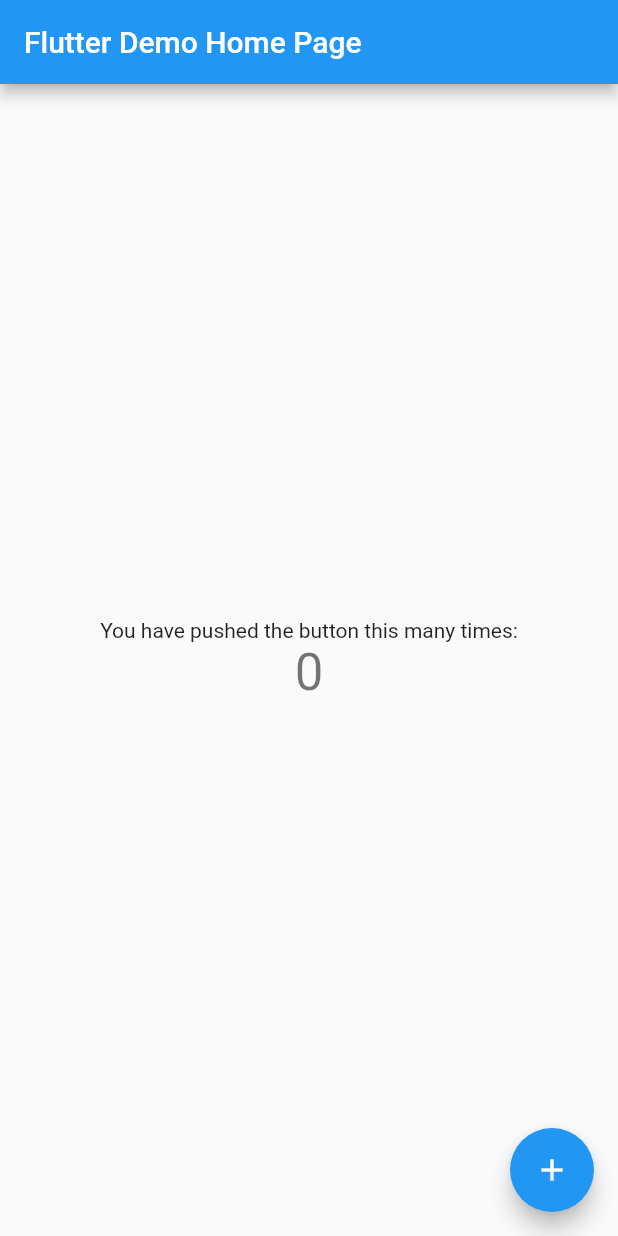
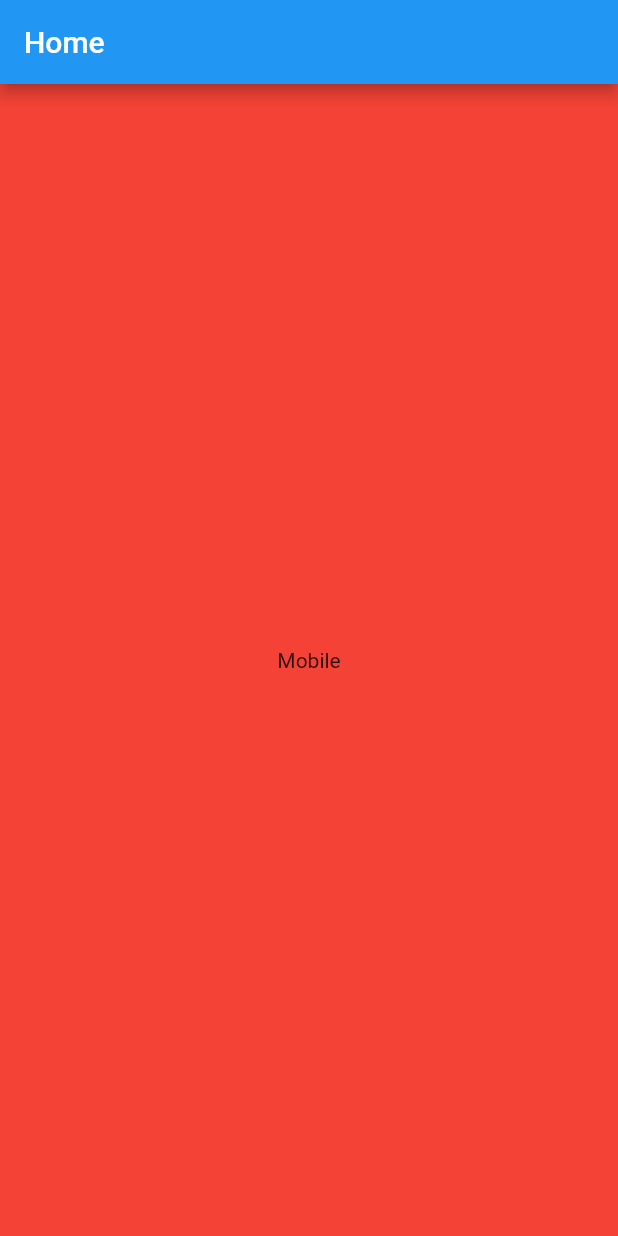
Before and after one commit to tulip36/food_delivery, a Flutter app: the screen it shows after launch, on a phone screen of 412 x 824 dp. Run offline on Flutter 3.47's test engine with Material 2 defaults, Android fonts, the phone set to English and light mode, and no system bars; our stand-ins replace responsive_builder.

Commit message:
add home_screen

```diff
--- a/lib/main.dart
+++ b/lib/main.dart
@@ -1,4 +1,5 @@
 import 'package:flutter/material.dart';
+import 'package:food_delivery/screens/home_screen.dart';
 
 void main() {
   runApp(MyApp());
@@ -9,58 +10,10 @@ class MyApp extends StatelessWidget {
   @override
   Widget build(BuildContext context) {
     return MaterialApp(
-      title: 'Flutter Demo',
-      theme: ThemeData(
-        primarySwatch: Colors.blue,
-      ),
-      home: MyHomePage(title: 'Flutter Demo Home Page'),
-    );
+        title: 'Flutter Demo',
+        theme: ThemeData(
+          primarySwatch: Colors.blue,
+        ),
+        home: HomeScreen());
   }
 }
-
-class MyHomePage extends StatefulWidget {
-  MyHomePage({Key? key, required this.title}) : super(key: key);
-
-  final String title;
-
-  @override
-  _MyHomePageState createState() => _MyHomePageState();
-}
-
-class _MyHomePageState extends State<MyHomePage> {
-  int _counter = 0;
-
-  void _incrementCounter() {
-    setState(() {
-      _counter++;
-    });
-  }
-
-  @override
-  Widget build(BuildContext context) {
-    return Scaffold(
-      appBar: AppBar(
-        title: Text(widget.title),
-      ),
-      body: Center(
-        child: Column(
-          mainAxisAlignment: MainAxisAlignment.center,
-          children: <Widget>[
-            Text(
-              'You have pushed the button this many times:',
-            ),
-            Text(
-              '$_counter',
-              style: Theme.of(context).textTheme.headline4,
-            ),
-          ],
-        ),
-      ),
-      floatingActionButton: FloatingActionButton(
-        onPressed: _incrementCounter,
-        tooltip: 'Increment',
-        child: Icon(Icons.add),
-      ),
-    );
-  }
-}
--- /dev/null
+++ b/lib/screens/home_screen.dart
@@ -0,0 +1,78 @@
+import 'package:flutter/material.dart';
+import 'package:responsive_builder/responsive_builder.dart';
+
+class HomeScreen extends StatelessWidget {
+  const HomeScreen({Key? key}) : super(key: key);
+
+  @override
+  Widget build(BuildContext context) {
+    return Scaffold(
+      appBar: AppBar(
+        title: Text('Home'),
+      ),
+      body: ResponsiveBuilder(
+        builder: (context, sizingInformation) {
+          return sizingInformation.isDesktop
+              ? DesktopWidget()
+              : sizingInformation.isTablet
+                  ? TabletWidget()
+                  : MobileWidget();
+        },
+      ),
+    );
+  }
+}
+
+class MobileWidget extends StatelessWidget {
+  const MobileWidget({
+    Key? key,
+  }) : super(key: key);
+
+  @override
+  Widget build(BuildContext context) {
+    return Container(
+      alignment: Alignment.center,
+      color: Colors.red,
+      height: double.infinity,
+      width: double.infinity,
+      child: Text('Mobile'),
+    );
+  }
+}
+
+class TabletWidget extends StatelessWidget {
+  const TabletWidget({
+    Key? key,
+  }) : super(key: key);
+
+  @override
+  Widget build(BuildContext context) {
+    return Container(
+      alignment: Alignment.center,
+      color: Colors.green,
+      height: 300,
+      width: 300,
+      child: Text('Tablet'),
+    );
+  }
+}
+
+class DesktopWidget extends StatelessWidget {
+  const DesktopWidget({
+    Key? key,
+  }) : super(key: key);
+
+  @override
+  Widget build(BuildContext context) {
+    return Container(
+      alignment: Alignment.center,
+      color: Colors.amber,
+      child: Container(
+        color: Colors.blue,
+        height: 300,
+        width: 300,
+        child: Text('Desktop'),
+      ),
+    );
+  }
+}
```
Also changed, not shown: pubspec.yaml (+4 -12 lines).
